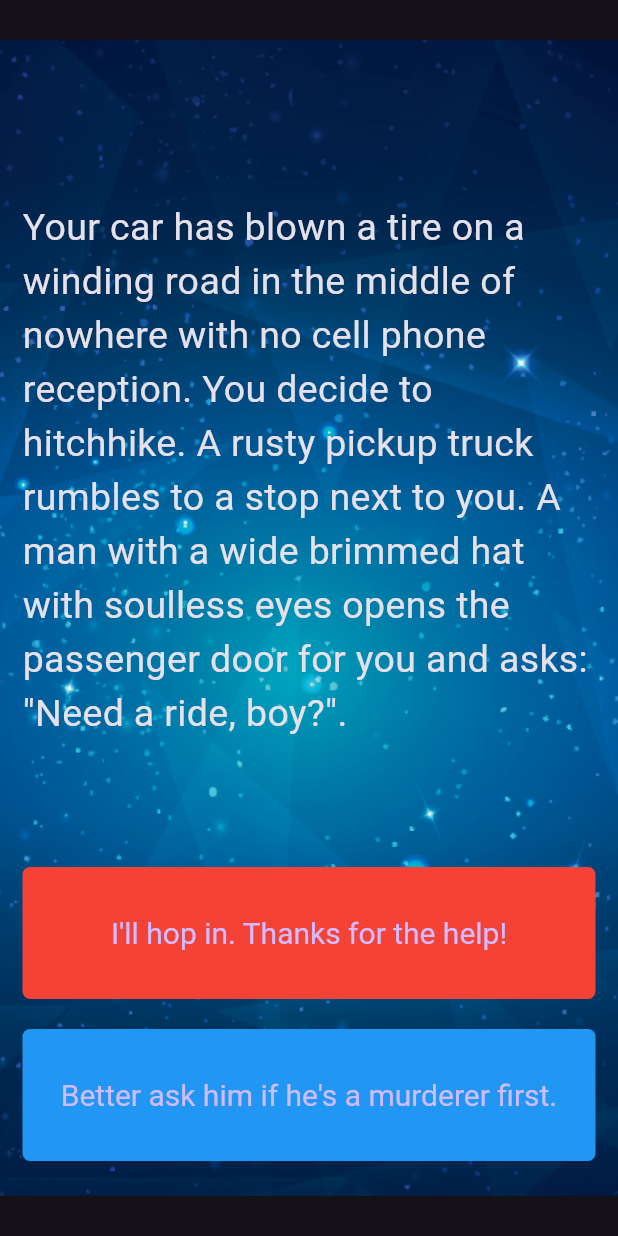
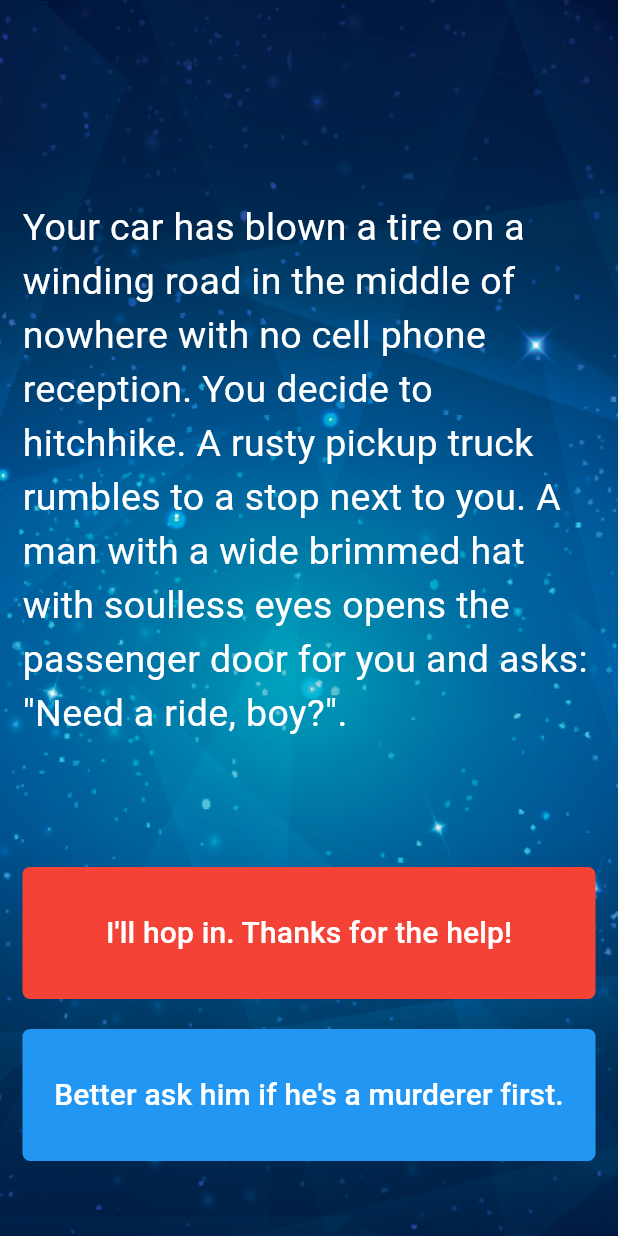
Before and after one commit to Karimbou/flutter_course_defaults, a Flutter app: the screen it shows after launch, on a phone screen of 412 x 824 dp. Run offline on Flutter 3.47's test engine with Material 3 defaults, Android fonts, the light colour scheme and no system bars; our stand-ins replace audioplayers, font_awesome_flutter, rflutter_alert.

Commit message:
Update main.dart
Refactored by Claude 3.5 Sonet

```diff
--- a/refactoredByAI/destini_starter/lib/main.dart
+++ b/refactoredByAI/destini_starter/lib/main.dart
@@ -1,22 +1,26 @@
+// Main entry point that runs the app
 import 'story_brain.dart';
 import 'package:flutter/material.dart';
 
+// Entry point that launches the Destini app
 void main() => runApp(const Destini());
 
+// Root widget of the application
 class Destini extends StatelessWidget {
-  const Destini({super.key});
-
+  const Destini({super.key}); // Constructor with named parameter
   @override
   Widget build(BuildContext context) {
     return MaterialApp(
-      theme: ThemeData.dark(),
-      home: const StoryPage(),
+      theme: ThemeData.dark(), // Set dark theme for the entire app
+      home: const StoryPage(), // Set StoryPage as home screen
     );
   }
 }
 
-StoryBrain storyBrain = StoryBrain();
+// Create single instance of StoryBrain to manage game state
+final StoryBrain storyBrain = StoryBrain();
 
+// Stateful widget for the main story page
 class StoryPage extends StatefulWidget {
   const StoryPage({super.key});
 
@@ -24,33 +28,40 @@ class StoryPage extends StatefulWidget {
   _StoryPageState createState() => _StoryPageState();
 }
 
+// State class that handles the UI and logic for StoryPage
 class _StoryPageState extends State<StoryPage> {
   @override
   Widget build(BuildContext context) {
     return Scaffold(
       body: Container(
-        decoration: BoxDecoration(
+        // Background image container
+        decoration: const BoxDecoration(
           image: DecorationImage(
             image: AssetImage('images/background.png'),
+            fit: BoxFit.cover, // Added to ensure proper image scaling
           ),
         ),
         padding: const EdgeInsets.symmetric(vertical: 50.0, horizontal: 15.0),
         constraints: const BoxConstraints.expand(),
         child: SafeArea(
+          // Main content column
           child: Column(
             crossAxisAlignment: CrossAxisAlignment.stretch,
             children: <Widget>[
+              // Story text section
               Expanded(
                 flex: 12,
                 child: Center(
                   child: Text(
                     storyBrain.getStory(),
-                    style: TextStyle(
+                    style: const TextStyle(
                       fontSize: 25.0,
+                      color: Colors.white, // Added for better visibility
                     ),
                   ),
                 ),
               ),
+              // First choice button (Red)
               Expanded(
                 flex: 2,
                 child: TextButton(
@@ -61,30 +72,29 @@ class _StoryPageState extends State<StoryPage> {
                   },
                   style: TextButton.styleFrom(
                     backgroundColor: Colors.red,
-                    textStyle: const TextStyle(color: Colors.white),
+                    foregroundColor: Colors.white, // Fixed deprecated property
                     shape: RoundedRectangleBorder(
                       borderRadius: BorderRadius.circular(5.0),
                     ),
                   ),
                   child: Text(
                     storyBrain.getChoice1(),
-                    style: TextStyle(
-                      fontSize: 20.0,
-                    ),
+                    style: const TextStyle(fontSize: 20.0),
                   ),
                 ),
               ),
-              const SizedBox(
-                height: 20.0,
-              ),
+              const SizedBox(height: 20.0), // Spacing between buttons
+              // Second choice button (Blue) - Conditionally visible
               Expanded(
                 flex: 2,
                 child: Visibility(
                   visible: storyBrain.buttonAvaibility(),
+                  maintainSize: true, // Added to prevent layout shifts
                   child: TextButton(
                     style: TextButton.styleFrom(
                       backgroundColor: Colors.blue,
-                      textStyle: const TextStyle(color: Colors.white),
+                      foregroundColor:
+                          Colors.white, // Fixed deprecated property
                       shape: RoundedRectangleBorder(
                         borderRadius: BorderRadius.circular(5.0),
                       ),
@@ -96,9 +106,7 @@ class _StoryPageState extends State<StoryPage> {
                     },
                     child: Text(
                       storyBrain.getChoice2(),
-                      style: TextStyle(
-                        fontSize: 20.0,
-                      ),
+                      style: const TextStyle(fontSize: 20.0),
                     ),
                   ),
                 ),
```
